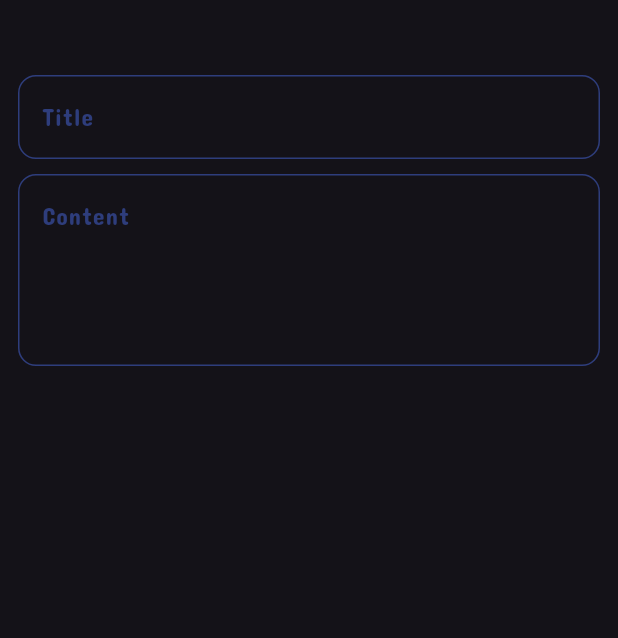
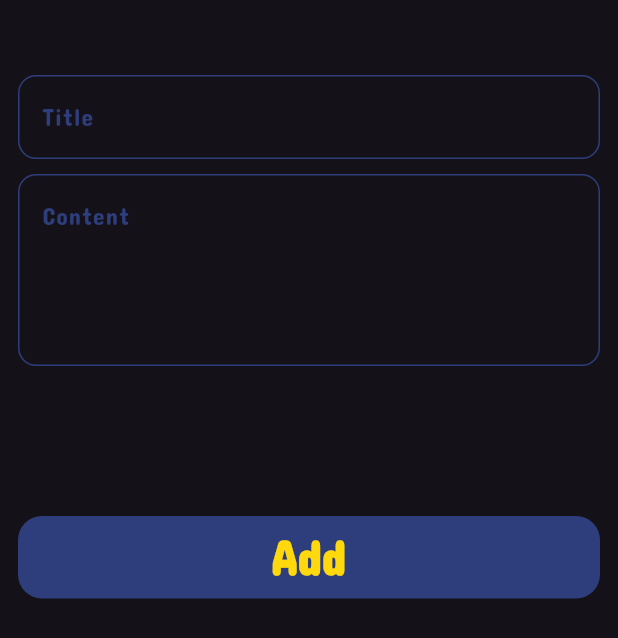
Before and after one commit to Ahmed-Yakan-10/Brainstorm-Hub, a Flutter app: the AddNoteBottomSheet widget shown alone on an empty page, opened directly, on a phone screen of 412 x 824 dp. Shown: the top 638 px of the screen. Run offline on Flutter 3.47's test engine with Material 3 defaults, Android fonts, the phone set to English and light mode, and no system bars; our stand-ins replace font_awesome_flutter.

Commit message:
Finish notes bottom sheet

```diff
--- a/lib/widgets/add_note_bottom_sheet.dart
+++ b/lib/widgets/add_note_bottom_sheet.dart
@@ -1,3 +1,4 @@
+import 'package:brainstorm_hub/widgets/custom_button.dart';
 import 'package:brainstorm_hub/widgets/custom_text_field.dart';
 import 'package:flutter/material.dart';
 
@@ -8,9 +9,10 @@ class AddNoteBottomSheet extends StatelessWidget {
   Widget build(BuildContext context) {
     return Padding(
       padding: const EdgeInsets.symmetric(horizontal: 12),
+      child: SingleChildScrollView(
         child: Column(
           children: [
-          SizedBox(height: 25*2,),
+            SizedBox(height: 50,),
             CustomTextField(
               hintText: 'Title',
             ),
@@ -19,7 +21,14 @@ class AddNoteBottomSheet extends StatelessWidget {
               hintText: 'Content',
               maxLines: 4,
             ),
+            SizedBox(height: 100,),
+            CustomButton(
+              buttonName: 'Add',
+              onTap: (){},
+            ),
+            SizedBox(height: 20,),
           ],
+        ),
       ),
     );
   }
--- /dev/null
+++ b/lib/widgets/custom_button.dart
@@ -0,0 +1,35 @@
+import 'package:brainstorm_hub/constants.dart';
+import 'package:flutter/material.dart';
+
+class CustomButton extends StatelessWidget {
+  CustomButton({super.key, required this.buttonName, this.onTap});
+
+  String buttonName;
+  VoidCallback? onTap;
+
+  @override
+  Widget build(BuildContext context) {
+    return GestureDetector(
+      onTap: onTap,
+      child: Container(
+        decoration: BoxDecoration(
+          color: kPrimaryColor,
+          borderRadius: BorderRadius.circular(16),
+        ),
+        height: 55,
+        width: MediaQuery.of(context).size.width,
+        child: Center(
+          child: Text(
+            buttonName,
+            style: const TextStyle(
+              fontFamily: kFont,
+              color: kSecondaryColor,
+              fontSize: 32,
+              fontWeight: FontWeight.bold,
+            ),
+          ),
+        ),
+      ),
+    );
+  }
+}
```
Lines whose indentation alone changed are shown as unchanged.
